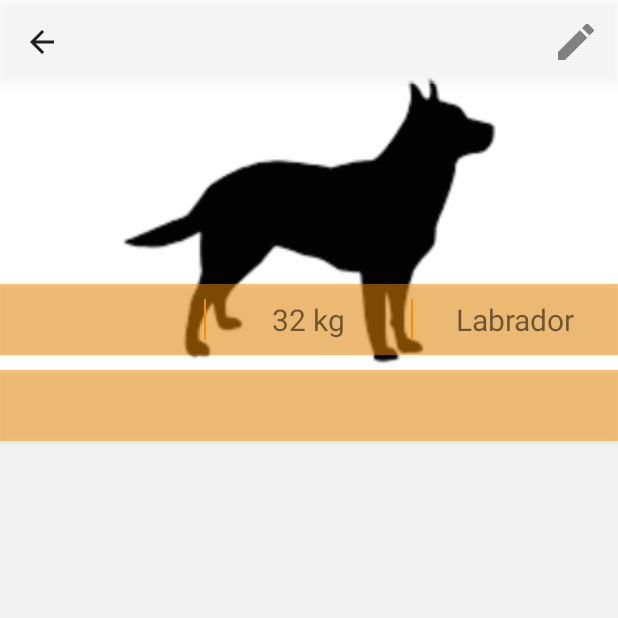
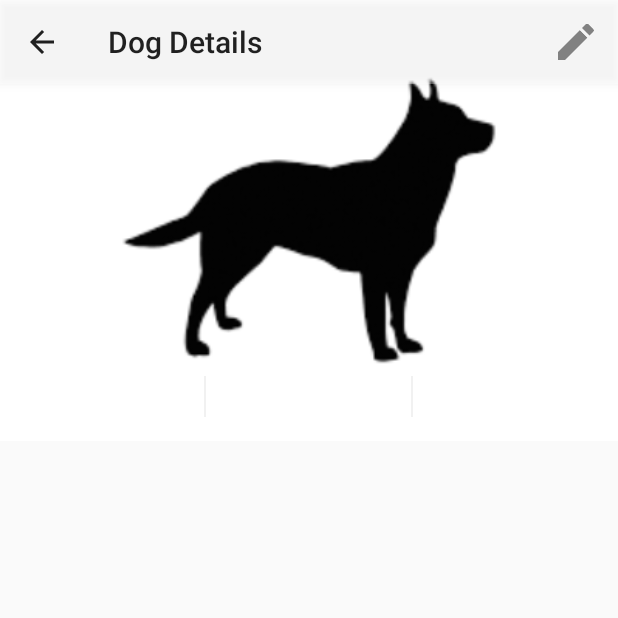
Before and after one commit to jelenabole/dogTracker, an Android app: the DogDetailsActivity screen opened directly, with no data from a screen before it, on a phone screen of 412 x 824 dp, the top half of it. Run offline under Robolectric (Android 15) with nearby library versions, the phone set to English and light mode, and no system bars; our stand-ins replace ButterKnife, Firebase (no records; nobody signed in at launch, a user with empty details on screens opened directly); libraries missing offline, so code that uses them is left out: com.raizlabs.android; 7 statements that could not run were skipped.

Commit message:
changed unknown values, changed dogDetails layout

```diff
--- a/app/src/main/java/hr/tvz/trackmydog/HelperClass.java
+++ b/app/src/main/java/hr/tvz/trackmydog/HelperClass.java
@@ -2,15 +2,12 @@ package hr.tvz.trackmydog;
 
 import android.content.Context;
 import android.content.res.Resources;
-import android.location.Location;
 import android.text.format.DateFormat;
 import android.util.Log;
 
 import java.text.ParseException;
 import java.text.SimpleDateFormat;
-import java.time.MonthDay;
 import java.util.ArrayList;
-import java.util.Calendar;
 import java.util.Date;
 import java.util.List;
 import java.util.concurrent.TimeUnit;
@@ -42,6 +39,7 @@ public class HelperClass {
         }
     }
 
+    /* GET COLOR FROM STRING NAME */
     // get dog color:
     public static int getColorFromRes(String color, Resources res, Context context) {
         Log.d(TAG, "get color from resources: " + color);
@@ -150,12 +148,12 @@ public class HelperClass {
 
     // for strings in labels (user / dog detail page):
     public static String getAsStringLabel(String str) {
-        return str == null ? "-- unknown --" : str;
+        return str == null ? " --- " : str;
     }
 
     // for strings in labels (user / dog detail page) - for int:
     public static String getAsStringLabel(Integer str) {
-        return str == null ? "-- unknown --" : str.toString();
+        return str == null ? " --- " : str.toString();
     }
 
 }
--- a/app/src/main/java/hr/tvz/trackmydog/activities/DogDetailsActivity.java
+++ b/app/src/main/java/hr/tvz/trackmydog/activities/DogDetailsActivity.java
@@ -36,15 +36,18 @@ public class DogDetailsActivity extends AppCompatActivity {
     private DatabaseReference dogRef;
     private Dog dog;
 
-    @BindView(R.id.generalInfo) LinearLayout generalInfo;
 
+
+    @BindView(R.id.infoBanner) LinearLayout infoBanner;
     @BindView(R.id.dogImage) ImageView dogImage;
+    @BindView(R.id.sep1) View sep1;
+    @BindView(R.id.sep2) View sep2;
+    @BindView(R.id.nameText) TextView nameText;
     @BindView(R.id.breedText) TextView breedText;
     @BindView(R.id.ageText) TextView ageText;
 
-    @BindView(R.id.infoLayout) LinearLayout infoLayout;
-    @BindView(R.id.sep1) View sep1;
-    @BindView(R.id.sep2) View sep2;
+    @BindView(R.id.generalInfo) LinearLayout generalInfo;
+    @BindView(R.id.heightText) TextView heightText;
     @BindView(R.id.weightText) TextView weightText;
     @BindView(R.id.milesText) TextView milesText;
 
@@ -87,14 +90,15 @@ public class DogDetailsActivity extends AppCompatActivity {
 
         // TODO - get and prepare dog info:
         String dogName = HelperClass.getAsStringLabel(dog.getName());
-        String dogAge = HelperClass.getAsStringLabel(dog.getAge());
+        String dogAge = HelperClass.getAsStringLabel(dog.getAge()) + "yr";
         String dogBreed = HelperClass.getAsStringLabel(dog.getBreed());
         String dogLastLocationTime = dog.getLocation() == null ? "no location detected" :
                 new SimpleDateFormat("dd.MM.yyyy HH:mm").format(new Date(dog.getLocation().getTime()));
 
         if (getSupportActionBar() != null) {
-            getSupportActionBar().setTitle(dogName);
+            getSupportActionBar().setTitle(dogName.toUpperCase());
         }
+        nameText.setText(dogName);
         breedText.setText(dogBreed);
         ageText.setText(dogAge);
 
@@ -119,17 +123,21 @@ public class DogDetailsActivity extends AppCompatActivity {
         int colorText = HelperClass.getColorFromRes(colorName + "_text",
                 getResources(), this);
 
-        // info layout
-        infoLayout.setBackgroundColor(colorOpaque);
-        breedText.setBackgroundColor(colorOpaque);
+        // BANNER - background and separators:
+        infoBanner.setBackgroundColor(colorOpaque);
         sep1.setBackgroundColor(colorText);
         sep2.setBackgroundColor(colorText);
 
-        // white text:
+        // BANNER - text color:
+        nameText.setTextColor(colorText);
         ageText.setTextColor(colorText);
+        breedText.setTextColor(colorText);
+
+
+        // GENERAL INFO - text colors:
         weightText.setTextColor(colorText);
         milesText.setTextColor(colorText);
-        breedText.setTextColor(colorText);
+
 
         // label = dogColor
     }
--- a/app/src/main/res/layout/activity_dog_details.xml
+++ b/app/src/main/res/layout/activity_dog_details.xml
@@ -9,7 +9,7 @@
 
     <android.support.constraint.ConstraintLayout
         android:layout_width="match_parent"
-        android:layout_height="match_parent">
+        android:layout_height="wrap_content">
 
         <ImageView
             android:id="@+id/dogImage"
@@ -22,6 +22,7 @@
             android:src="@drawable/default_dog"
             app:layout_constraintTop_toTopOf="parent" />
 
+        <!--
         <TextView
             android:id="@+id/breedText"
             android:layout_width="match_parent"
@@ -32,19 +33,31 @@
             android:padding="10dp"
             android:textSize="20sp"
             app:layout_constraintBottom_toBottomOf="@+id/dogImage" />
-
+           -->
 
         <LinearLayout
-            android:id="@+id/infoLayout"
+            android:id="@+id/infoBanner"
             android:layout_width="match_parent"
             android:layout_height="wrap_content"
-            android:layout_marginBottom="10dp"
-            android:background="@color/yellow_op"
             android:elevation="2dp"
             android:orientation="horizontal"
-            android:paddingBottom="10dp"
-            android:paddingTop="10dp"
-            app:layout_constraintBottom_toTopOf="@+id/breedText">
+            android:paddingBottom="16dp"
+            android:paddingTop="16dp"
+            app:layout_constraintBottom_toBottomOf="@+id/dogImage">
+
+            <TextView
+                android:id="@+id/nameText"
+                android:layout_width="0dp"
+                android:layout_height="wrap_content"
+                android:layout_weight="4"
+                android:gravity="center"
+                android:textSize="20sp" />
+
+            <View
+                android:id="@+id/sep1"
+                android:layout_width="1dp"
+                android:layout_height="match_parent"
+                android:background="@color/white" />
 
             <TextView
                 android:id="@+id/ageText"
@@ -52,40 +65,24 @@
                 android:layout_height="wrap_content"
                 android:layout_weight="4"
                 android:gravity="center"
-                android:text="12 years"
-                android:textSize="20sp" />
-
-            <View
-                android:id="@+id/sep1"
-                android:layout_width="1dp"
-                android:layout_height="match_parent"
-                android:background="@color/yellow" />
-
-            <TextView
-                android:id="@+id/weightText"
-                android:layout_width="0dp"
-                android:layout_height="wrap_content"
-                android:layout_weight="4"
-                android:gravity="center"
-                android:text="32 kg"
                 android:textSize="20sp" />
 
             <View
                 android:id="@+id/sep2"
                 android:layout_width="1dp"
                 android:layout_height="match_parent"
-                android:background="@color/yellow" />
+                android:background="@color/white" />
 
             <TextView
-                android:id="@+id/milesText"
+                android:id="@+id/breedText"
                 android:layout_width="0dp"
                 android:layout_height="wrap_content"
                 android:layout_weight="4"
                 android:gravity="center"
-                android:text="Labrador"
                 android:textSize="20sp" />
 
         </LinearLayout>
+
 
 
         <LinearLayout
@@ -93,19 +90,22 @@
             android:layout_width="match_parent"
             android:layout_height="0dp"
             android:layout_weight="5"
-            android:background="@color/white"
             android:orientation="vertical"
             app:layout_constraintBottom_toBottomOf="parent"
             app:layout_constraintTop_toBottomOf="@+id/dogImage">
 
-
             <TextView
-                android:id="@+id/nestoText"
+                android:id="@+id/weightText"
                 android:layout_width="match_parent"
                 android:layout_height="wrap_content" />
 
             <TextView
-                android:id="@+id/nestonesto"
+                android:id="@+id/heightText"
+                android:layout_width="match_parent"
+                android:layout_height="wrap_content" />
+
+            <TextView
+                android:id="@+id/milesText"
                 android:layout_width="match_parent"
                 android:layout_height="wrap_content" />
 
```
